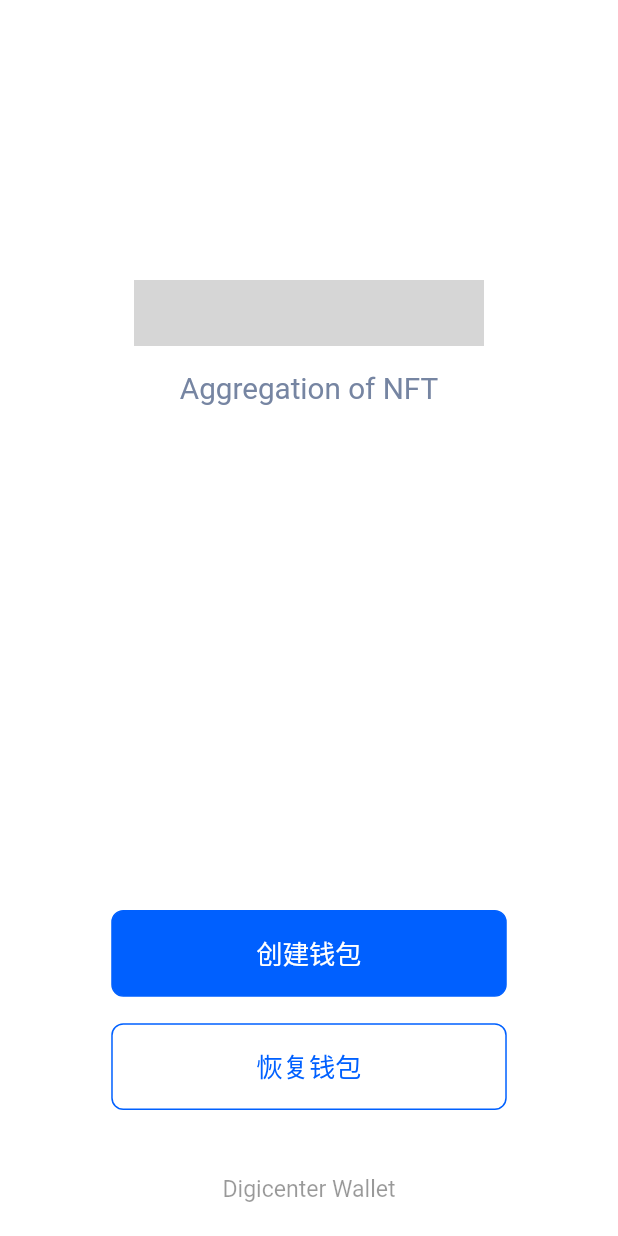
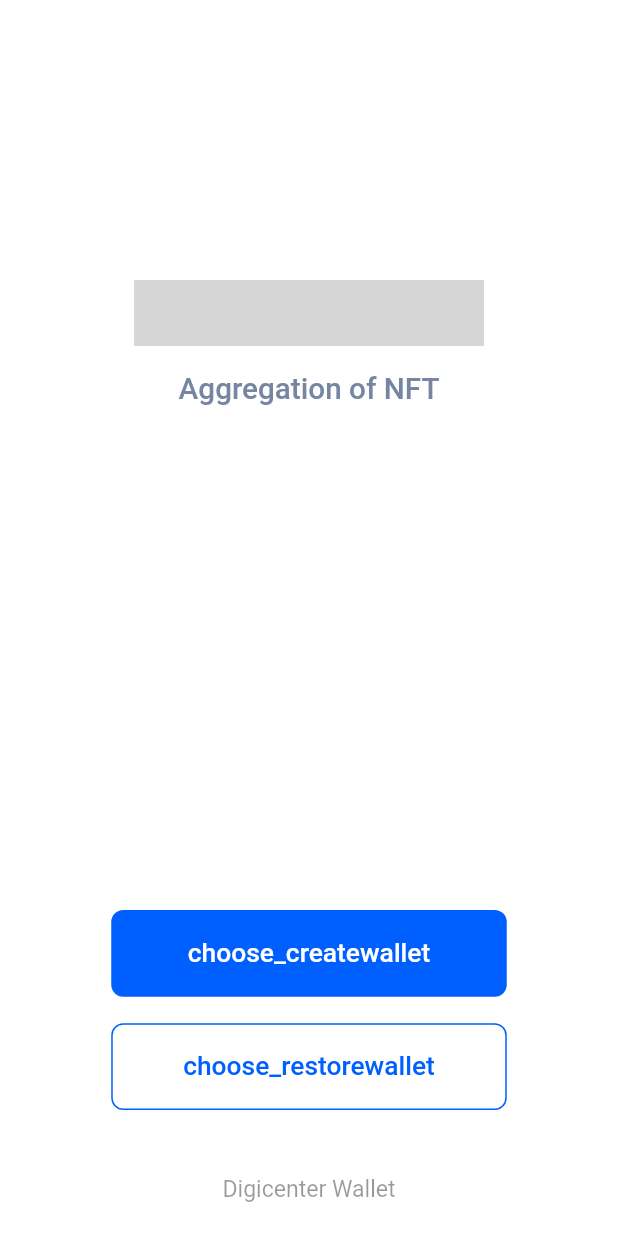
Before and after one commit to windswrold/tokenwallet, a Flutter app: the screen it shows after launch, on a phone screen of 412 x 824 dp. Run offline on Flutter 3.47's test engine with Material 2 defaults, Android fonts, the phone set to English and light mode, and no system bars; drawn by our look-alikes of pull_to_refresh; our stand-ins replace bot_toast, dio, easy_localization, floor, flutter_screenutil; missing offline and left inert: bip32, bip39, element_ui, encrypt, pointycastle, web3dart; accounts and stored records are empty; grey boxes are pictures that could not be loaded.

Commit message:
1.choose

```diff
--- a/lib/component/next_button.dart
+++ b/lib/component/next_button.dart
@@ -1,5 +1,5 @@
+import '../../public.dart';
 
-import '../../public.dart';
 typedef NextButtonCallback = void Function();
 
 class NextButton extends StatelessWidget {
--- a/lib/main.dart
+++ b/lib/main.dart
@@ -2,6 +2,7 @@ import 'package:bot_toast/bot_toast.dart';
 import 'package:cstoken/pages/tabbar/tabbar.dart';
 import 'package:cstoken/public.dart';
 import 'package:cstoken/state/wallet_state.dart';
+import 'package:easy_localization/easy_localization.dart';
 import 'package:flutter/physics.dart';
 import 'package:flutter/services.dart';
 import 'package:flutter_screenutil/flutter_screenutil.dart';
@@ -16,6 +17,7 @@ void main() async {
     DeviceOrientation.portraitUp,
     DeviceOrientation.portraitDown
   ]);
+  await EasyLocalization.ensureInitialized();
   Provider.debugCheckInvalidValueType = null;
   runApp(App());
 }
@@ -55,12 +57,19 @@ class _AppState extends State<App> {
 
   @override
   Widget build(BuildContext context) {
-    return ScreenUtilInit(
+    return EasyLocalization(
+      supportedLocales: const [
+        Locale('en', 'US'),
+        Locale('zh', 'CN'),
+      ],
+      startLocale: const Locale('en', 'US'),
+      // 语言资源包目录
+      path: 'resources/lang',
+      child: ScreenUtilInit(
         designSize: const Size(375, 667),
         builder: () => MultiProvider(
           providers: [
-                  ChangeNotifierProvider.value(
-                      value: _currentChooseWalletState),
+            ChangeNotifierProvider.value(value: _currentChooseWalletState),
           ],
           child: RefreshConfiguration(
             headerBuilder: () =>
@@ -87,6 +96,9 @@ class _AppState extends State<App> {
                 "/": (context) => ChooseTypePage(),
               },
             ),
-                )));
+          ),
+        ),
+      ),
+    );
   }
 }
--- a/lib/pages/choose/choose_type_page.dart
+++ b/lib/pages/choose/choose_type_page.dart
@@ -10,6 +10,10 @@ class ChooseTypePage extends StatefulWidget {
 }
 
 class _ChooseTypePageState extends State<ChooseTypePage> {
+  void _create() {}
+
+  void _restore() {}
+
   @override
   Widget build(BuildContext context) {
     return CustomPageView(
@@ -33,9 +37,9 @@ class _ChooseTypePageState extends State<ChooseTypePage> {
                     child: Text(
                       'Aggregation of NFT',
                       style: TextStyle(
-                        fontWeight: FontWeight.w400,
+                        fontWeight: FontWeightUtils.medium,
                         fontSize: 18.font,
-                        color: Color(0xFF7685A2),
+                        color: const Color(0xFF7685A2),
                       ),
                     ),
                   ),
@@ -50,37 +54,36 @@ class _ChooseTypePageState extends State<ChooseTypePage> {
                     margin: EdgeInsets.only(top: 16.width),
                     height: 48.width,
                     width: 240.width,
-                    border: Border.all(color: Color(0xFF0060FF)),
-                    bgc: Color(0xFF0060FF),
-                    title: '创建钱包',
+                    bgc: const Color(0xFF0060FF),
+                    title: 'choose_createwallet'.local(),
                     textStyle: TextStyle(
-                      fontWeight: FontWeight.w400,
+                      fontWeight: FontWeightUtils.medium,
                       fontSize: 16.font,
                       color: Colors.white,
                     ),
-                    onPressed: () {},
+                    onPressed: _create,
                   ),
                   NextButton(
                     margin: EdgeInsets.only(top: 16.width),
                     height: 48.width,
                     width: 240.width,
-                    border: Border.all(color: Color(0xFF0060FF)),
-                    title: '恢复钱包',
+                    border: Border.all(color: const Color(0xFF0060FF)),
+                    title: 'choose_restorewallet'.local(),
                     textStyle: TextStyle(
-                      fontWeight: FontWeight.w400,
+                      fontWeight: FontWeightUtils.medium,
                       fontSize: 16.font,
-                      color: Color(0xFF0060FF),
+                      color: const Color(0xFF0060FF),
                     ),
-                    onPressed: () {},
+                    onPressed: _restore,
                   ),
                   Container(
                     margin: EdgeInsets.only(top: 40.width),
                     child: Text(
                       'Digicenter Wallet',
                       style: TextStyle(
-                        fontWeight: FontWeight.w400,
+                        fontWeight: FontWeightUtils.regular,
                         fontSize: 14.font,
-                        color: Color(0x66000000),
+                        color: const Color(0x66000000),
                       ),
                     ),
                   ),
--- a/lib/utils/extension.dart
+++ b/lib/utils/extension.dart
@@ -41,3 +41,20 @@ extension offsetExtension on num {
 
   double get font => sp;
 }
+
+class FontWeightUtils {
+  ///400
+  static const FontWeight regular = FontWeight.w400;
+  static const FontWeight medium = FontWeight.w500;
+  static const FontWeight bold = FontWeight.w700;
+  static const FontWeight semiBold = FontWeight.w600;
+}
+
+class ColorUtils {
+  static Color fromHex(String hexString) {
+    final buffer = StringBuffer();
+    if (hexString.length == 6 || hexString.length == 7) buffer.write('ff');
+    buffer.write(hexString.replaceFirst('#', ''));
+    return Color(int.parse(buffer.toString(), radix: 16));
+  }
+}
--- a/pubspec.yaml
+++ b/pubspec.yaml
@@ -56,8 +56,8 @@ flutter:
 
   uses-material-design: true
   assets:
-    - resources/langs/zh-CN.json
-    - resources/langs/en-US.json
+    - resources/lang/zh-CN.json
+    - resources/lang/en-US.json
     - assets/data/
     - assets/images/
     - assets/images/icons/
--- a/resources/lang/zh-CN.json
+++ b/resources/lang/zh-CN.json
@@ -6,5 +6,7 @@
     "refresh_pull_up_loading": "上拉加载数据",
     "refresh_failed_to_load": "加载失败！点击重试！",
     "refresh_let_go": "松手,加载更多!",
-    "refresh_empty": "没有更多数据了!"
+    "refresh_empty": "没有更多数据了!",
+    "choose_createwallet": "创建钱包",
+    "choose_restorewallet": "恢复钱包"
 }
```
Lines whose indentation alone changed are shown as unchanged.
